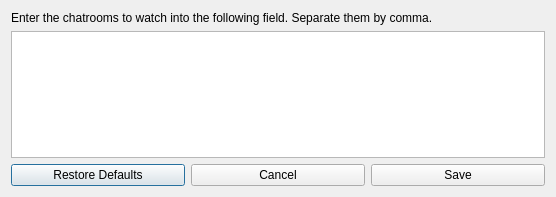
The window that src/vi/ui/ChatroomsChooser.ui (jkey-67/spyglass) describes before a commit, drawn with Qt 5.
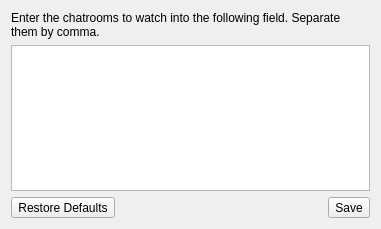
The same window after the commit. Icons and pictures are not drawn.

The edit to the form file:
```diff
--- a/src/vi/ui/ChatroomsChooser.ui
+++ b/src/vi/ui/ChatroomsChooser.ui
@@ -6,8 +6,8 @@
    <rect>
     <x>0</x>
     <y>0</y>
-    <width>556</width>
-    <height>197</height>
+    <width>381</width>
+    <height>229</height>
    </rect>
   </property>
   <property name="windowTitle">
@@ -35,24 +35,50 @@
      <item>
       <layout class="QHBoxLayout" name="horizontalLayout_2">
        <item>
-        <widget class="QPushButton" name="defaultButton">
+        <widget class="QToolButton" name="defaultButton">
          <property name="text">
           <string>Restore Defaults</string>
          </property>
+         <property name="icon">
+          <iconset resource="resource.qrc">
+           <normaloff>:/Icons/res/default.svg</normaloff>:/Icons/res/default.svg</iconset>
+         </property>
+         <property name="iconSize">
+          <size>
+           <width>24</width>
+           <height>24</height>
+          </size>
+         </property>
         </widget>
        </item>
        <item>
-        <widget class="QPushButton" name="cancelButton">
-         <property name="text">
-          <string>Cancel</string>
+        <spacer name="horizontalSpacer">
+         <property name="orientation">
+          <enum>Qt::Horizontal</enum>
          </property>
-        </widget>
+         <property name="sizeHint" stdset="0">
+          <size>
+           <width>40</width>
+           <height>20</height>
+          </size>
+         </property>
+        </spacer>
        </item>
        <item>
-        <widget class="QPushButton" name="saveButton">
+        <widget class="QToolButton" name="saveButton">
          <property name="text">
           <string>Save</string>
          </property>
+         <property name="icon">
+          <iconset resource="resource.qrc">
+           <normaloff>:/Icons/res/save.svg</normaloff>:/Icons/res/save.svg</iconset>
+         </property>
+         <property name="iconSize">
+          <size>
+           <width>24</width>
+           <height>24</height>
+          </size>
+         </property>
         </widget>
        </item>
       </layout>
```
Left out of the diff: 4 changed lines with no effect on the pictures.
